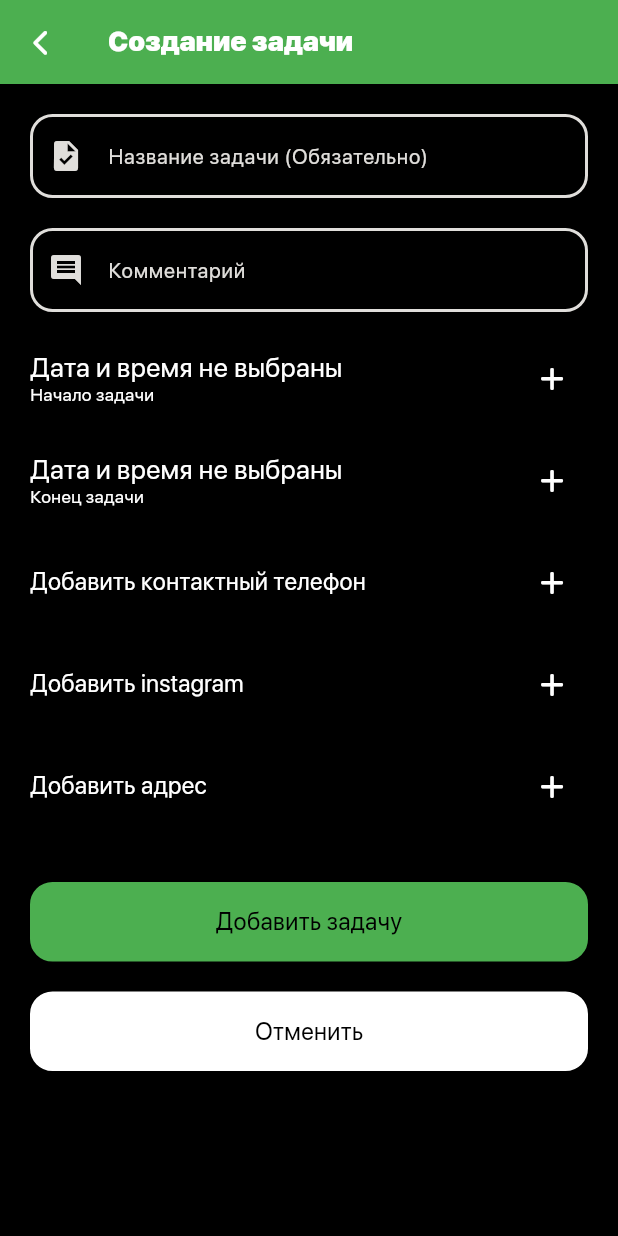
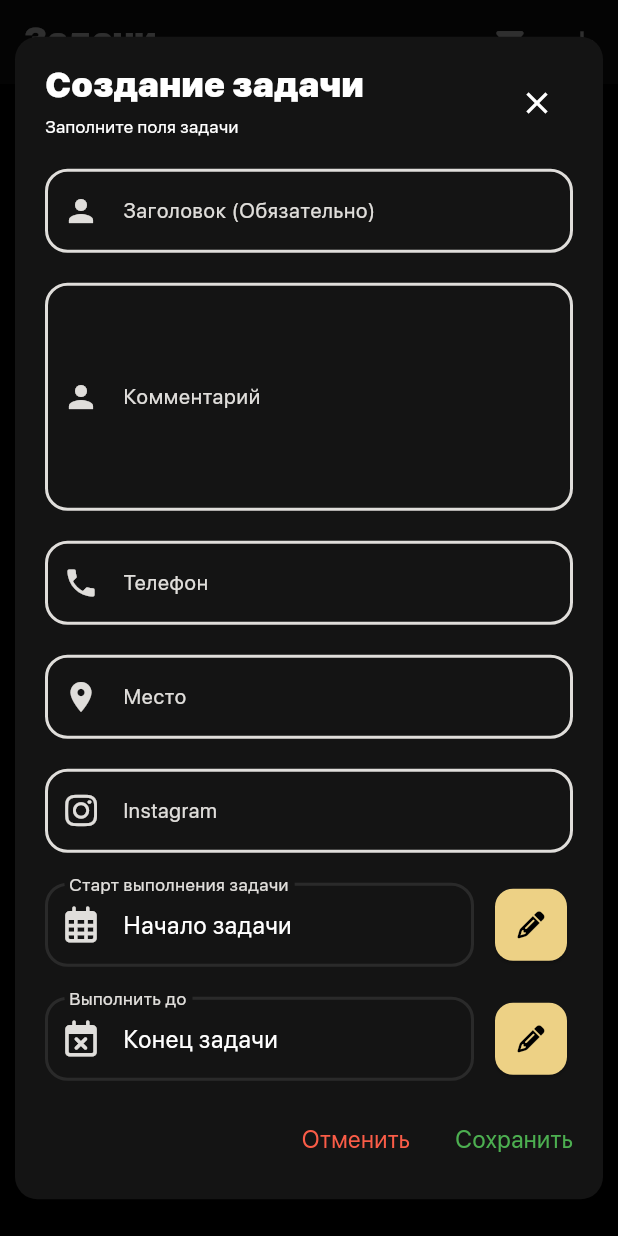
Before and after one commit to McAr0v/ip_planner_flutter, a Flutter app: the TaskScreen screen opened directly, after a tap on the "add" icon, on a phone screen of 412 x 824 dp. Run offline on Flutter 3.47's test engine with Material 3 defaults, Android fonts, the phone set to English and light mode, and no system bars; our stand-ins replace firebase_auth, firebase_core, firebase_database, firebase_storage, font_awesome_flutter, image_picker; accounts and stored records are empty.

Commit message:
Переделываю экран создания задачи

```diff
--- a/lib/design/social_widgets/social_widget.dart
+++ b/lib/design/social_widgets/social_widget.dart
@@ -36,7 +36,7 @@ class SocialWidget extends StatelessWidget {
           ),
         ),
 
-        if (instagram.isNotEmpty) const SizedBox(width: 10,),
+        if (phone.isNotEmpty) const SizedBox(width: 10,),
 
         if (instagram.isNotEmpty) IconButton(
           onPressed: () => OpenUrlClass.openUrl(instagram, UrlPathEnum.instagram),
@@ -50,7 +50,7 @@ class SocialWidget extends StatelessWidget {
           ),
         ),
 
-        if (telegram.isNotEmpty) const SizedBox(width: 10,),
+        if (instagram.isNotEmpty) const SizedBox(width: 10,),
 
         if (telegram.isNotEmpty) IconButton(
           onPressed: () => OpenUrlClass.openUrl(telegram, UrlPathEnum.telegram),
@@ -64,7 +64,7 @@ class SocialWidget extends StatelessWidget {
           ),
         ),
 
-        if (whatsapp.isNotEmpty) const SizedBox(width: 10,),
+        if (telegram.isNotEmpty) const SizedBox(width: 10,),
 
         if (whatsapp.isNotEmpty) IconButton(
           onPressed: () => OpenUrlClass.openUrl(whatsapp, UrlPathEnum.whatsapp),
--- /dev/null
+++ b/lib/task/task_screens/create_task_popup.dart
@@ -0,0 +1,458 @@
+import 'package:flutter/material.dart';
+import 'package:font_awesome_flutter/font_awesome_flutter.dart';
+import 'package:ip_planner_flutter/database/database_info_manager.dart';
+import 'package:ip_planner_flutter/dates/date_mixin.dart';
+import 'package:ip_planner_flutter/design/input_fields/input_field.dart';
+import 'package:ip_planner_flutter/design/loading/loading_screen.dart';
+import 'package:ip_planner_flutter/design/text_widgets/text_custom.dart';
+import 'package:ip_planner_flutter/design/text_widgets/text_state.dart';
+import 'package:ip_planner_flutter/task/task_class.dart';
+import '../../database/mixin_database.dart';
+import '../../dates/choose_date_popup.dart';
+import '../../design/app_colors.dart';
+import '../../design/date_widgets/date_time_picker.dart';
+import '../../design/snackBars/custom_snack_bar.dart';
+import '../task_status.dart';
+
+
+class TaskCreatePopup extends StatefulWidget {
+
+  final TaskCustom? task;
+  final bool? isEdit;
+
+  const TaskCreatePopup({super.key, required this.task, this.isEdit});
+
+  @override
+  TaskCreatePopupState createState() => TaskCreatePopupState();
+}
+
+// -- Виджет отображения фильтра в мероприятиях ---
+
+class TaskCreatePopupState extends State<TaskCreatePopup> {
+
+  late bool loading;
+  late bool saving;
+  late bool edit;
+
+  late TextEditingController placeController;
+  late TextEditingController commentController;
+  late TextEditingController labelController;
+  late TextEditingController phoneController;
+  late TextEditingController instagramController;
+  late TextEditingController startDateController;
+  late TextEditingController endDateController;
+
+  late DateTime startDate;
+  late DateTime endDate;
+  late DateTime createDate;
+
+  late TaskStatus status;
+
+  late String id;
+  late String clientId;
+
+  @override
+  void initState() {
+    super.initState();
+
+    _initializeData();
+
+  }
+
+  Future<void> _initializeData() async {
+
+    if (widget.isEdit != null) {
+      edit = widget.isEdit!;
+    } else {
+      edit = false;
+    }
+
+    loading = true;
+    saving = false;
+
+    labelController = TextEditingController();
+    phoneController = TextEditingController();
+    instagramController = TextEditingController();
+    commentController = TextEditingController();
+    placeController = TextEditingController();
+    startDateController = TextEditingController();
+    endDateController = TextEditingController();
+
+    startDate = DateTime(2100);
+    endDate = DateTime(2100);
+    createDate = DateTime.now();
+
+    startDateController.text = 'Начало задачи';
+    endDateController.text = 'Конец задачи';
+
+    if (widget.task != null) {
+
+      createDate = widget.task!.createDate;
+
+      id = widget.task!.id;
+
+      labelController.text = widget.task!.label;
+      phoneController.text = widget.task!.phone;
+      instagramController.text = widget.task!.instagram;
+      commentController.text = widget.task!.comment;
+      placeController.text = widget.task!.place;
+
+      if (widget.task!.startDate != DateTime(2100)){
+        startDate = widget.task!.startDate;
+        startDateController.text = DateMixin.getHumanDateFromDateTime(widget.task!.startDate);
+      }
+
+      if (widget.task!.endDate != DateTime(2100)){
+        endDate = widget.task!.endDate;
+        endDateController.text = DateMixin.getHumanDateFromDateTime(widget.task!.endDate);
+      }
+
+      status = widget.task!.status;
+
+
+    } else {
+      id = MixinDatabase.generateKey()!;
+
+    }
+
+    loading = false;
+  }
+
+  // ---- САМ ЭКРАН ФИЛЬТРА -----
+
+  @override
+  Widget build(BuildContext context) {
+    return Scaffold(
+        resizeToAvoidBottomInset: false,
+        backgroundColor: AppColors.black.withOpacity(0.6),
+        body: Stack(
+          children: [
+            if (loading) const LoadingScreen()
+            else if (saving) const LoadingScreen(loadingText: 'Идет сохранение',)
+            else Column(
+                mainAxisAlignment: MainAxisAlignment.center,
+                children: [
+                  Container(
+                    margin: const EdgeInsets.all(10.0),
+                    padding: const EdgeInsets.all(20.0),
+                    decoration: BoxDecoration(
+                      color: AppColors.blackLight,
+                      borderRadius: BorderRadius.circular(15), // настройте радиус скругления углов для контейнера
+                    ),
+                    child: Column(
+                      mainAxisAlignment: MainAxisAlignment.center,
+                      crossAxisAlignment: CrossAxisAlignment.stretch,
+                      children: [
+                        Row(
+                          mainAxisAlignment: MainAxisAlignment.spaceBetween,
+                          crossAxisAlignment: CrossAxisAlignment.start,
+                          children: [
+                            Expanded(
+                                child: Column (
+                                  crossAxisAlignment: CrossAxisAlignment.start,
+                                  children: [
+
+                                    if (!edit) TextCustom(text: widget.task != null ? widget.task!.label : 'Создание задачи', textState: TextState.headlineSmall,),
+
+                                    if (edit) const TextCustom(text: 'Редактирование', textState: TextState.headlineSmall,),
+
+                                    const SizedBox(height: 10,),
+
+                                    if (widget.task == null) const TextCustom(text: 'Заполните поля задачи', textState: TextState.labelMedium,),
+                                    if (widget.task != null && !edit) const TextCustom(text: 'Данные о задаче', textState: TextState.labelMedium,),
+                                    if (widget.task != null && edit) const TextCustom(text: 'Отредактируйте задачу', textState: TextState.labelMedium,),
+
+                                  ],
+                                )
+                            ),
+
+                            // --- Иконка ----
+
+                            if (widget.task != null) IconButton(
+                              icon: const Icon(FontAwesomeIcons.pencil, size: 18,),
+                              onPressed: () {
+                                setState(() {
+                                  edit = true;
+                                });
+                              },
+                            ),
+
+                            IconButton(
+                              icon: const Icon(Icons.close),
+                              onPressed: () {
+                                Navigator.of(context).pop();
+                              },
+                            ),
+                          ],
+                        ),
+
+                        const SizedBox(height: 20.0),
+
+                        // ---- Содержимое фильтра -----
+
+                        SingleChildScrollView (
+                          child: Column(
+                            mainAxisAlignment: MainAxisAlignment.start,
+                            crossAxisAlignment: CrossAxisAlignment.start,
+                            children: [
+
+                              InputField(
+                                controller: labelController,
+                                label: widget.task == null || edit  ? 'Заголовок (Обязательно)' : 'Заголовок',
+                                textInputType: TextInputType.text,
+                                active: widget.task == null || edit ? true : false,
+                                icon: Icons.person,
+                              ),
+
+                              const SizedBox(height: 20,),
+
+                              InputField(
+                                controller: commentController,
+                                label: 'Комментарий',
+                                textInputType: TextInputType.multiline,
+                                active: widget.task == null || edit ? true : false,
+                                icon: Icons.person,
+                                maxLines: 5,
+                              ),
+
+                              const SizedBox(height: 20,),
+
+                              InputField(
+                                controller: phoneController,
+                                label: 'Телефон',
+                                textInputType: TextInputType.phone,
+                                active: widget.task == null || edit ? true : false,
+                                icon: Icons.phone,
+                              ),
+
+                              const SizedBox(height: 20,),
+
+                              InputField(
+                                controller: placeController,
+                                label: "Место",
+                                textInputType: TextInputType.text,
+                                active: widget.task == null || edit ? true : false,
+                                icon: Icons.place,
+                              ),
+
+                              const SizedBox(height: 20,),
+
+                              /*
+
+
+  String comment;
+  String clientId;
+  TaskStatus status;
+                         */
+
+                              InputField(
+                                controller: instagramController,
+                                label: 'Instagram',
+                                textInputType: TextInputType.text,
+                                active: widget.task == null || edit ? true : false,
+                                icon: FontAwesomeIcons.instagram,
+                              ),
+
+                              const SizedBox(height: 20,),
+
+                              InputField(
+                                controller: startDateController,
+                                label: 'Старт выполнения задачи',
+                                textInputType: TextInputType.datetime,
+                                active: false,
+                                needButton: widget.task == null || edit ? true : false,
+                                onButtonClick: () async {
+                                  DateTime? result = await _showDateDialog(context, startDate);
+                                  if (result != null) {
+                                    setState(() {
+                                      startDate = result;
+                                      startDateController.text = '${DateMixin.getHumanDateFromDateTime(startDate)} в ${DateMixin.getHumanTimeFromDateTime(startDate)}';
+                                    });
+                                  }
+                                },
+                                iconForButton: FontAwesomeIcons.pencil,
+                                icon: FontAwesomeIcons.calendarDays,
+                                activateButton: widget.task == null || edit ? true : false,
+
+                              ),
+
+                              const SizedBox(height: 20,),
+
+                              InputField(
+                                controller: endDateController,
+                                label: 'Выполнить до',
+                                textInputType: TextInputType.datetime,
+                                active: false,
+                                needButton: widget.task == null || edit ? true : false,
+                                onButtonClick: () async {
+                                  DateTime? result = await _showDateDialog(context, startDate);
+                                  if (result != null) {
+                                    setState(() {
+                                      endDate = result;
+                                      endDateController.text = '${DateMixin.getHumanDateFromDateTime(endDate)} в ${DateMixin.getHumanTimeFromDateTime(endDate)}';
+                                    });
+                                  }
+                                },
+                                iconForButton: FontAwesomeIcons.pencil,
+                                icon: FontAwesomeIcons.calendarTimes,
+                                activateButton: widget.task == null || edit ? true : false,
+
+                              ),
+
+                            ],
+                          ),
+                        ),
+
+                        if (widget.task == null || edit) const SizedBox(height: 30.0),
+
+                        if (widget.task == null || edit) Row(
+                          mainAxisAlignment: MainAxisAlignment.end,
+                          children: [
+
+                            GestureDetector(
+                              child: const TextCustom(text: 'Отменить', color: AppColors.attentionRed,),
+                              onTap: (){Navigator.of(context).pop();},
+                            ),
+
+                            const SizedBox(width: 30.0),
+
+                            GestureDetector(
+                              child: const TextCustom(text: 'Сохранить', color: Colors.green,),
+                              onTap: ()async {
+                                await _saveTask(
+                                    label: labelController.text,
+                                    place: placeController.text,
+                                    instagram: instagramController.text,
+                                    startDate: startDate,
+                                    endDate: endDate,
+                                    phone: phoneController.text,
+                                    comment: commentController.text
+                                );
+                              },
+                            ),
+                          ],
+                        ),
+
+                        if (widget.task == null || edit) const SizedBox(height: 10.0),
+
+                      ],
+                    ),
+                  ),
+                ],
+              )
+          ],
+        )
+    );
+  }
+
+  Future<void> _saveTask ({
+    required String label,
+    required String place,
+    required String phone,
+    required String instagram,
+    required String comment,
+    required DateTime startDate,
+    required DateTime endDate
+  }) async {
+
+    setState(() {
+      loading = true;
+    });
+
+    if (label.isNotEmpty){
+
+      TaskCustom tempTask = TaskCustom(
+          id: id,
+          startDate: startDate,
+          endDate: endDate,
+          label: label,
+          createDate: DateTime.now(),
+          status: status,
+          place: place,
+          instagram: instagram,
+          phone: phone,
+          clientId: '',
+          comment: comment
+      );
+
+      String result = await tempTask.publishToDb(DbInfoManager.currentUser.uid);
+
+      if (result == 'ok'){
+
+        if (widget.task != null){
+          DbInfoManager.tasksList.removeWhere((element) => element.id == widget.task!.id);
+        }
+
+        DbInfoManager.tasksList.add(tempTask);
+
+        showSnackBar('Задача успешно опубликована', Colors.green, 2);
+
+        //goToTasksListScreen();
+
+      } else {
+        showSnackBar('Произошла ошибка - $result', AppColors.attentionRed, 2);
+      }
+
+      setState(() {
+        loading = false;
+      });
+    } else {
+      setState(() {
+        loading = false;
+        showSnackBar('Название задачи должно быть заполнено!', AppColors.attentionRed, 2);
+
+      });
+    }
+  }
+
+  Future<DateTime?> _showDateDialog(BuildContext context, DateTime date) async {
+    final results = await showDialog(
+      context: context,
+      barrierDismissible: true,
+      builder: (BuildContext context) {
+        return ChooseDatePopup(date: date); // Вызываем кастомный виджет для pop-up
+      },
+    );
+
+    if (results != null) {
+      return results;
+    } else {
+      return null;
+    }
+  }
+
+  /*void returnWithResult(ClientCustom client){
+    Navigator.of(context).pop(client);
+  }*/
+
+  void showSnackBar(String message, Color color, int showTime) {
+    final snackBar = customSnackBar(message: message, backgroundColor: color, showTime: showTime);
+    ScaffoldMessenger.of(context).showSnackBar(snackBar);
+  }
+
+  /*Future<void> _selectDate(BuildContext context, DateTime initial) async {
+
+    final DateTime? picked = await showDatePicker(
+
+      //locale: const Locale('ru', 'RU'),
+      context: context,
+      initialDate: initial,
+      firstDate: DateTime(1940),
+      lastDate: DateTime(2100),
+      helpText: 'Выбери дату',
+      cancelText: 'Отмена',
+      confirmText: 'Подтвердить',
+      keyboardType: TextInputType.datetime,
+      currentDate: DateTime.now(),
+    );
+
+    if (picked != null){
+      setState(() {
+        birthday = picked;
+        dateController.text = DateMixin.getHumanDateFromDateTime(birthday);
+
+      });
+    }
+  }*/
+
+}
--- a/lib/task/task_screens/create_task_screen.dart
+++ b/lib/task/task_screens/create_task_screen.dart
@@ -393,11 +393,6 @@ class TaskCreateScreenState extends State<TaskCreateScreen> {
 
       });
     }
-
-
-
-
-
   }
 
   void goToTasksListScreen(){
--- a/lib/task/task_screens/task_screen.dart
+++ b/lib/task/task_screens/task_screen.dart
@@ -5,6 +5,7 @@ import 'package:ip_planner_flutter/design/app_colors.dart';
 import 'package:ip_planner_flutter/design/loading/loading_screen.dart';
 import 'package:ip_planner_flutter/design/text_widgets/text_custom.dart';
 import 'package:ip_planner_flutter/design/text_widgets/text_state.dart';
+import 'package:ip_planner_flutter/task/task_screens/create_task_popup.dart';
 import 'package:ip_planner_flutter/task/task_screens/create_task_screen.dart';
 import 'package:ip_planner_flutter/task/task_widgets/task_widget.dart';
 
@@ -77,12 +78,7 @@ class TaskScreenState extends State<TaskScreen> {
 
             // Переход на страницу создания города
             onPressed: () {
-              Navigator.pushReplacement(
-                context,
-                MaterialPageRoute(
-                  builder: (context) => const TaskCreateScreen(),
-                ),
-              );
+              _showCreateTaskDialog(context: context);
             },
           ),
 
@@ -112,6 +108,26 @@ class TaskScreenState extends State<TaskScreen> {
         ],
       )
     );
+  }
+
+  Future<void> _showCreateTaskDialog({required BuildContext context, TaskCustom? task}) async {
+    final results = await showDialog(
+      context: context,
+      barrierDismissible: true,
+      builder: (BuildContext context) {
+        return TaskCreatePopup(task: task,); // Вызываем кастомный виджет для pop-up
+      },
+    );
+
+    if (results != null) {
+
+      setState(() {
+        loading = true;
+        //list = DbInfoManager.clientsList;
+        //sortList(sort);
+        loading = false;
+      });
+    }
   }
 
   Future<void> deleteTask(TaskCustom task) async {
```
Also changed, not shown: lib/clients/clients_screens/client_create_popup.dart (+0 -24 lines), lib/task/task_widgets/task_widget.dart (+2 -15 lines).
